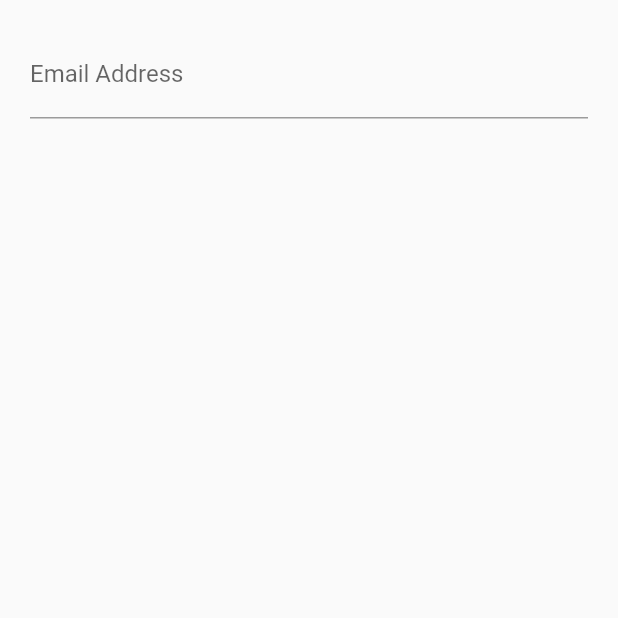
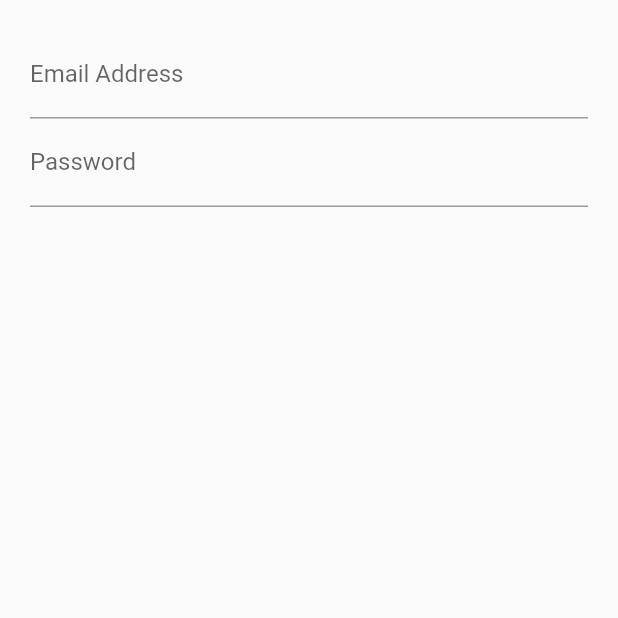
Before and after one commit to MrJasonJapan/login-stateful, a Flutter app: the screen it shows after launch, on a phone screen of 412 x 824 dp, the top half of it. Run offline on Flutter 3.47's test engine with Material 2 defaults, Android fonts, the phone set to English and light mode, and no system bars.

Commit message:
Add the Password TextFormField
Make keyboard adjustment to the Email TextFormField

```diff
--- a/lib/src/screens/login_screen.dart
+++ b/lib/src/screens/login_screen.dart
@@ -14,7 +14,7 @@ class LoginScreenState extends State<LoginScreen> {
         child: Column(
           children: [
             emailField(),
-            // passwordField(),
+            passwordField(),
             // submitButton(),
           ],
         ),
@@ -24,6 +24,7 @@ class LoginScreenState extends State<LoginScreen> {
 
   Widget emailField() {
     return TextFormField(
+      keyboardType: TextInputType.emailAddress,
       decoration: InputDecoration(
         labelText: 'Email Address',
         hintText: 'you@example.com',
@@ -31,7 +32,15 @@ class LoginScreenState extends State<LoginScreen> {
     );
   }
 
-  Widget passwordField() {}
+  Widget passwordField() {
+    return TextFormField(
+      obscureText: true,
+      decoration: InputDecoration(
+        labelText: 'Password',
+        hintText: 'Password',
+      ),
+    );
+  }
 
   Widget submitButton() {}
 }
```
